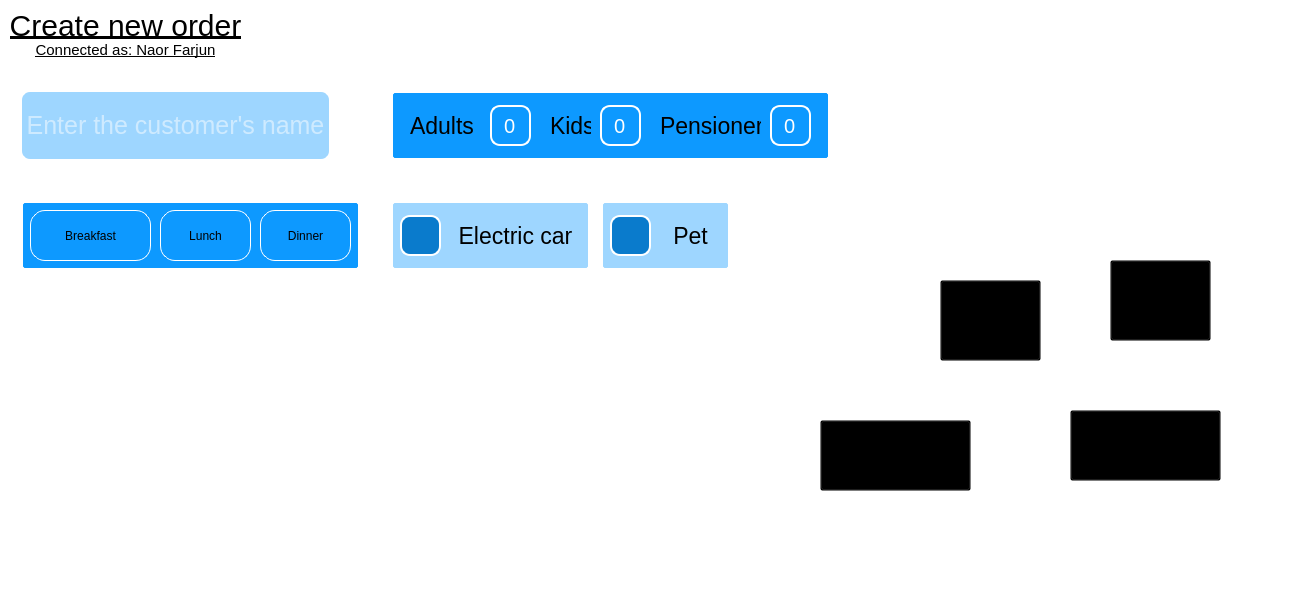
Qt form src/UI/UI_Files/new_order_widget.ui (Mandalflik02/Room_Management_Hotels) before a commit.
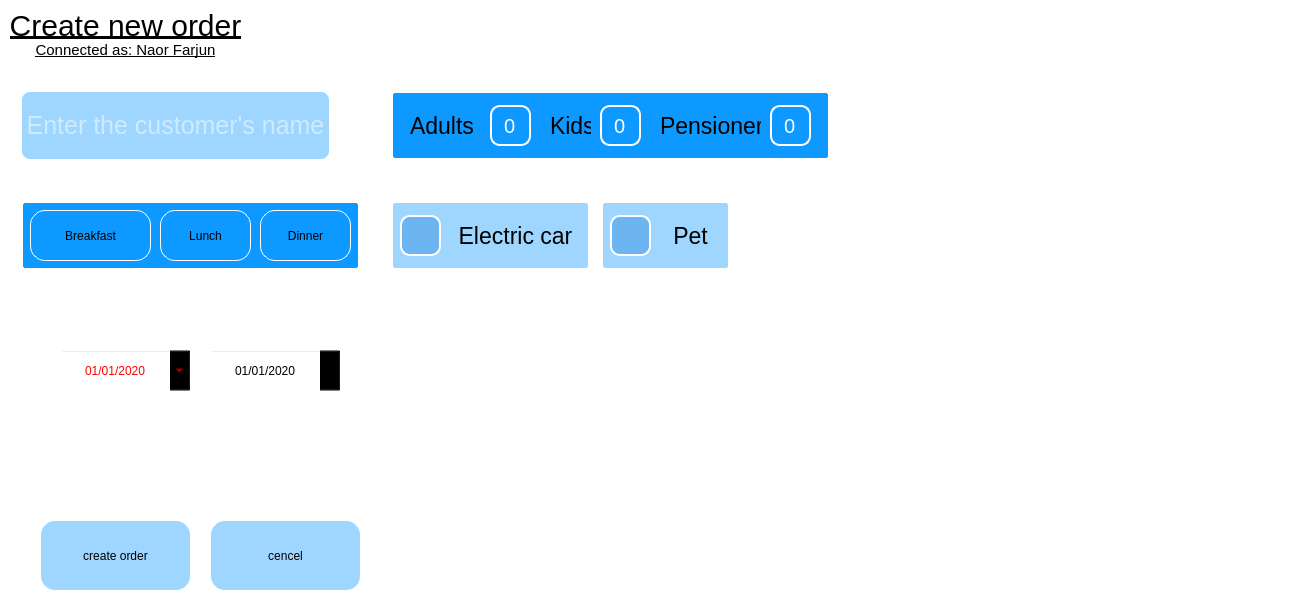
The same form after that commit. Icons and pictures are not drawn.

Commit message: create+cencel btns in new order widget

Diff of the .ui file:
```diff
--- a/src/UI/UI_Files/new_order_widget.ui
+++ b/src/UI/UI_Files/new_order_widget.ui
@@ -95,12 +95,24 @@
   <widget class="QPushButton" name="pushButton">
    <property name="geometry">
     <rect>
-     <x>820</x>
-     <y>420</y>
+     <x>40</x>
+     <y>520</y>
      <width>151</width>
      <height>71</height>
     </rect>
    </property>
+   <property name="styleSheet">
+    <string notr="true">QPushButton:hover {
+ background:   rgb(48, 120, 200);
+}
+QPushButton{
+border-radius:15px;
+font: 25px &quot;Calibri&quot;;
+border:1px solid  rgb(255, 255, 255);
+background-color:rgba(13, 153, 255,0.4);
+
+}</string>
+   </property>
    <property name="text">
     <string>create order</string>
    </property>
@@ -108,42 +120,28 @@
   <widget class="QPushButton" name="pushButton_2">
    <property name="geometry">
     <rect>
-     <x>1070</x>
-     <y>410</y>
+     <x>210</x>
+     <y>520</y>
      <width>151</width>
      <height>71</height>
     </rect>
    </property>
+   <property name="styleSheet">
+    <string notr="true">QPushButton:hover {
+ background:   rgb(48, 120, 200);
+}
+QPushButton{
+border-radius:15px;
+font: 25px &quot;Calibri&quot;;
+border:1px solid  rgb(255, 255, 255);
+background-color:rgba(13, 153, 255,0.4);
+
+}</string>
+   </property>
    <property name="text">
     <string>cencel</string>
    </property>
   </widget>
-  <widget class="QPushButton" name="pushButton_4">
-   <property name="geometry">
-    <rect>
-     <x>940</x>
-     <y>280</y>
-     <width>101</width>
-     <height>81</height>
-    </rect>
-   </property>
-   <property name="text">
-    <string>arrivel date</string>
-   </property>
-  </widget>
-  <widget class="QPushButton" name="pushButton_5">
-   <property name="geometry">
-    <rect>
-     <x>1110</x>
-     <y>260</y>
-     <width>101</width>
-     <height>81</height>
-    </rect>
-   </property>
-   <property name="text">
-    <string>leaving date</string>
-   </property>
-  </widget>
   <widget class="QFrame" name="guest_frame">
    <property name="geometry">
     <rect>
@@ -556,10 +554,18 @@
      </rect>
     </property>
     <property name="styleSheet">
-     <string notr="true">background-color: rgb(10, 123, 204);
+     <string notr="true">QPushButton:hover {
+background-color: rgb(10, 123, 204);
+}
+QPushButton{
+border-radius:15px;
+background: rgba(35, 130, 220,0.4);
+border-radius:10px;
 color: rgb(255, 255, 255);
 border:2px solid  rgb(255, 255, 255);
-border-radius:10px;</string>
+
+}
+</string>
     </property>
     <property name="text">
      <string/>
@@ -629,10 +635,18 @@
      </rect>
     </property>
     <property name="styleSheet">
-     <string notr="true">background-color: rgb(10, 123, 204);
+     <string notr="true">QPushButton:hover {
+background-color: rgb(10, 123, 204);
+}
+QPushButton{
+border-radius:15px;
+background: rgba(35, 130, 220,0.4);
+border-radius:10px;
 color: rgb(255, 255, 255);
 border:2px solid  rgb(255, 255, 255);
-border-radius:10px;</string>
+
+}
+</string>
     </property>
     <property name="text">
      <string/>
@@ -670,6 +684,95 @@
     </property>
    </widget>
   </widget>
+  <widget class="QDateEdit" name="arrivel_date">
+   <property name="geometry">
+    <rect>
+     <x>60</x>
+     <y>350</y>
+     <width>131</width>
+     <height>41</height>
+    </rect>
+   </property>
+   <property name="styleSheet">
+    <string notr="true">color: rgb(255, 255, 255);
+color: rgb(255, 0, 0);
+border-color:rgb(0,0,0);</string>
+   </property>
+   <property name="alignment">
+    <set>Qt::AlignCenter</set>
+   </property>
+   <property name="buttonSymbols">
+    <enum>QAbstractSpinBox::NoButtons</enum>
+   </property>
+   <property name="keyboardTracking">
+    <bool>true</bool>
+   </property>
+   <property name="minimumDateTime">
+    <datetime>
+     <hour>0</hour>
+     <minute>0</minute>
+     <second>0</second>
+     <year>2000</year>
+     <month>1</month>
+     <day>1</day>
+    </datetime>
+   </property>
+   <property name="displayFormat">
+    <string>dd/MM/yyyy</string>
+   </property>
+   <property name="calendarPopup">
+    <bool>true</bool>
+   </property>
+   <property name="date">
+    <date>
+     <year>2020</year>
+     <month>1</month>
+     <day>1</day>
+    </date>
+   </property>
+  </widget>
+  <widget class="QDateEdit" name="leaveing_date">
+   <property name="geometry">
+    <rect>
+     <x>210</x>
+     <y>350</y>
+     <width>131</width>
+     <height>41</height>
+    </rect>
+   </property>
+   <property name="alignment">
+    <set>Qt::AlignCenter</set>
+   </property>
+   <property name="buttonSymbols">
+    <enum>QAbstractSpinBox::NoButtons</enum>
+   </property>
+   <property name="keyboardTracking">
+    <bool>true</bool>
+   </property>
+   <property name="minimumDateTime">
+    <datetime>
+     <hour>0</hour>
+     <minute>0</minute>
+     <second>0</second>
+     <year>2000</year>
+     <month>1</month>
+     <day>1</day>
+    </datetime>
+   </property>
+   <property name="displayFormat">
+    <string notr="true">dd/MM/yyyy</string>
+   </property>
+   <property name="calendarPopup">
+    <bool>true</bool>
+   </property>
+   <property name="date">
+    <date>
+     <year>2020</year>
+     <month>1</month>
+     <day>1</day>
+    </date>
+   </property>
+  </widget>
  </widget>
  <resources/>
  <connections/>
```
Left out of the diff: 4 changed lines with no effect on the pictures.
